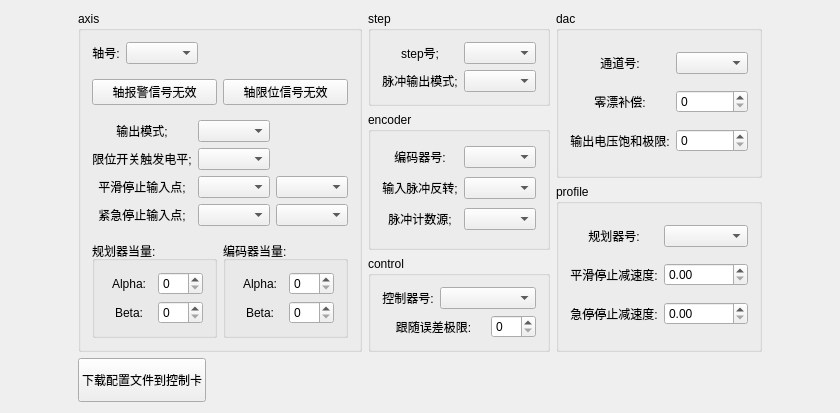
This is GTSController/ConfigWidget.ui in whisper512/GTS as Qt 5 draws it before an edit. The edited form follows.
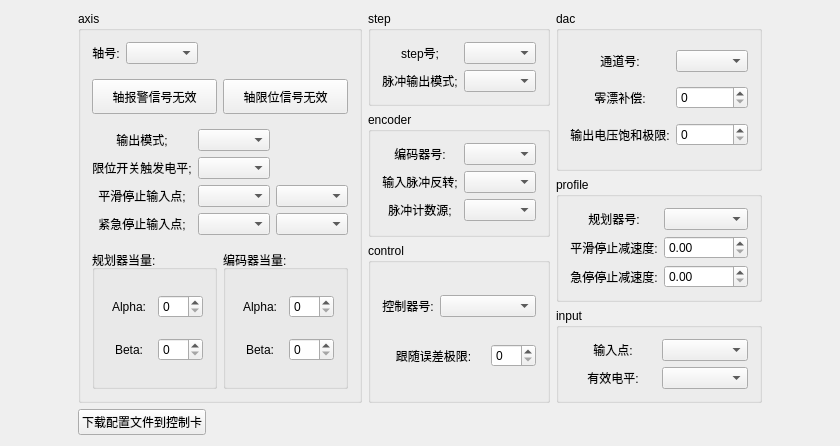
This is the edited form.

Commit message: 调整ui

```diff
--- a/GTSController/ConfigWidget.ui
+++ b/GTSController/ConfigWidget.ui
@@ -14,28 +14,15 @@
    <string>CConfigWidget</string>
   </property>
   <widget class="QWidget" name="centralWidget">
-   <layout class="QGridLayout" name="gridLayout_8">
-    <item row="0" column="2">
-     <spacer name="horizontalSpacer">
-      <property name="orientation">
-       <enum>Qt::Horizontal</enum>
-      </property>
-      <property name="sizeHint" stdset="0">
-       <size>
-        <width>40</width>
-        <height>20</height>
-       </size>
-      </property>
-     </spacer>
-    </item>
+   <layout class="QGridLayout" name="gridLayout_9">
     <item row="0" column="1">
-     <layout class="QGridLayout" name="gridLayout_7">
-      <item row="0" column="0" rowspan="4">
+     <layout class="QGridLayout" name="gridLayout_8">
+      <item row="0" column="0" rowspan="5">
        <widget class="QGroupBox" name="groupBox">
         <property name="title">
          <string>axis</string>
         </property>
-        <layout class="QVBoxLayout" name="verticalLayout" stretch="1,2,4,3">
+        <layout class="QVBoxLayout" name="verticalLayout" stretch="1,1,4,4">
          <property name="spacing">
           <number>15</number>
          </property>
@@ -101,34 +88,18 @@
          </item>
          <item>
           <layout class="QGridLayout" name="gridLayout">
-           <item row="0" column="0">
-            <widget class="QLabel" name="label_stepIndex_5">
+           <item row="4" column="0">
+            <widget class="QLabel" name="label_eStopInput">
              <property name="text">
-              <string>输出模式;</string>
+              <string>紧急停止输入点;</string>
              </property>
              <property name="alignment">
               <set>Qt::AlignCenter</set>
              </property>
             </widget>
            </item>
-           <item row="0" column="1">
-            <widget class="QComboBox" name="comboBox_inputInvert_3"/>
-           </item>
-           <item row="1" column="0">
-            <widget class="QLabel" name="label_stepIndex_4">
-             <property name="text">
-              <string>限位开关触发电平;</string>
-             </property>
-             <property name="alignment">
-              <set>Qt::AlignCenter</set>
-             </property>
-            </widget>
-           </item>
-           <item row="1" column="1">
-            <widget class="QComboBox" name="comboBox_inputInvert_2"/>
-           </item>
-           <item row="2" column="0">
-            <widget class="QLabel" name="label_stepIndex_6">
+           <item row="3" column="0">
+            <widget class="QLabel" name="label_smoothStopInput">
              <property name="text">
               <string>平滑停止输入点;</string>
              </property>
@@ -137,27 +108,43 @@
              </property>
             </widget>
            </item>
+           <item row="4" column="2">
+            <widget class="QComboBox" name="comboBox_eStopinputID"/>
+           </item>
+           <item row="2" column="0">
+            <widget class="QLabel" name="label_limitSwitchLevel">
+             <property name="text">
+              <string>限位开关触发电平;</string>
+             </property>
+             <property name="alignment">
+              <set>Qt::AlignCenter</set>
+             </property>
+            </widget>
+           </item>
+           <item row="3" column="2">
+            <widget class="QComboBox" name="comboBox_smoothStopinputID"/>
+           </item>
+           <item row="4" column="1">
+            <widget class="QComboBox" name="comboBox_eStopInputType"/>
+           </item>
            <item row="2" column="1">
-            <widget class="QComboBox" name="comboBox_inputInvert_4"/>
-           </item>
-           <item row="2" column="2">
-            <widget class="QComboBox" name="comboBox_inputInvert_6"/>
-           </item>
-           <item row="3" column="0">
-            <widget class="QLabel" name="label_stepIndex_7">
-             <property name="text">
-              <string>紧急停止输入点;</string>
-             </property>
-             <property name="alignment">
-              <set>Qt::AlignCenter</set>
-             </property>
-            </widget>
+            <widget class="QComboBox" name="comboBox_limitSwitchLevel"/>
            </item>
            <item row="3" column="1">
             <widget class="QComboBox" name="comboBox_inputInvert_5"/>
            </item>
-           <item row="3" column="2">
-            <widget class="QComboBox" name="comboBox_inputInvert_7"/>
+           <item row="0" column="0">
+            <widget class="QLabel" name="label_axsiOutputMode">
+             <property name="text">
+              <string>输出模式;</string>
+             </property>
+             <property name="alignment">
+              <set>Qt::AlignCenter</set>
+             </property>
+            </widget>
+           </item>
+           <item row="0" column="1">
+            <widget class="QComboBox" name="comboBox_axsiOutputMode"/>
            </item>
           </layout>
          </item>
@@ -389,7 +376,7 @@
           <widget class="QComboBox" name="comboBox_axisId_8"/>
          </item>
          <item row="1" column="0">
-          <widget class="QLabel" name="label_smoothStopDec_2">
+          <widget class="QLabel" name="label_smoothStopDec">
            <property name="text">
             <string>平滑停止减速度:</string>
            </property>
@@ -399,10 +386,10 @@
           </widget>
          </item>
          <item row="1" column="1">
-          <widget class="QDoubleSpinBox" name="doubleSpinBox_smoothStopDec_2"/>
+          <widget class="QDoubleSpinBox" name="doubleSpinBox_smoothStopDec"/>
          </item>
          <item row="2" column="0">
-          <widget class="QLabel" name="label_smoothStopDec_3">
+          <widget class="QLabel" name="label_smoothStopDec_2">
            <property name="text">
             <string>急停停止减速度:</string>
            </property>
@@ -412,12 +399,12 @@
           </widget>
          </item>
          <item row="2" column="1">
-          <widget class="QDoubleSpinBox" name="doubleSpinBox_smoothStopDec_3"/>
+          <widget class="QDoubleSpinBox" name="doubleSpinBox_smoothStopDec_2"/>
          </item>
         </layout>
        </widget>
       </item>
-      <item row="3" column="1">
+      <item row="3" column="1" rowspan="2">
        <widget class="QGroupBox" name="groupBox_4">
         <property name="title">
          <string>control</string>
@@ -447,7 +434,42 @@
           </widget>
          </item>
          <item row="1" column="2">
-          <widget class="QSpinBox" name="spinBox_followingErrorLimit_2"/>
+          <widget class="QSpinBox" name="spinBox_followingErrorLimit"/>
+         </item>
+        </layout>
+       </widget>
+      </item>
+      <item row="4" column="2">
+       <widget class="QGroupBox" name="groupBox_7">
+        <property name="title">
+         <string>input</string>
+        </property>
+        <layout class="QGridLayout" name="gridLayout_7">
+         <item row="0" column="0">
+          <widget class="QLabel" name="label_inputID">
+           <property name="text">
+            <string>输入点:</string>
+           </property>
+           <property name="alignment">
+            <set>Qt::AlignCenter</set>
+           </property>
+          </widget>
+         </item>
+         <item row="0" column="1">
+          <widget class="QComboBox" name="comboBox_inputID"/>
+         </item>
+         <item row="1" column="0">
+          <widget class="QLabel" name="label_activeLevel">
+           <property name="text">
+            <string>有效电平:</string>
+           </property>
+           <property name="alignment">
+            <set>Qt::AlignCenter</set>
+           </property>
+          </widget>
+         </item>
+         <item row="1" column="1">
+          <widget class="QComboBox" name="comboBox_activeLevel"/>
          </item>
         </layout>
        </widget>
@@ -484,6 +506,19 @@
       </item>
      </layout>
     </item>
+    <item row="0" column="2">
+     <spacer name="horizontalSpacer">
+      <property name="orientation">
+       <enum>Qt::Horizontal</enum>
+      </property>
+      <property name="sizeHint" stdset="0">
+       <size>
+        <width>40</width>
+        <height>20</height>
+       </size>
+      </property>
+     </spacer>
+    </item>
     <item row="0" column="0">
      <spacer name="horizontalSpacer_3">
       <property name="orientation">
```
Left out of the diff: 72 changed lines with no effect on the pictures. The commit also changes 2 other files.
